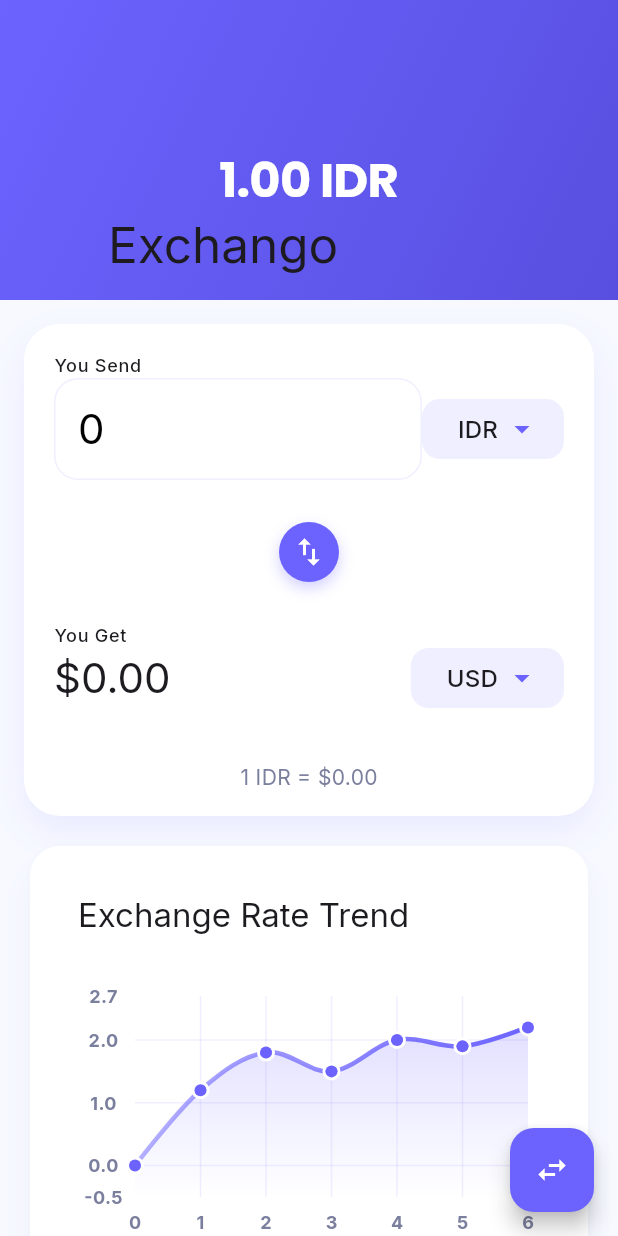
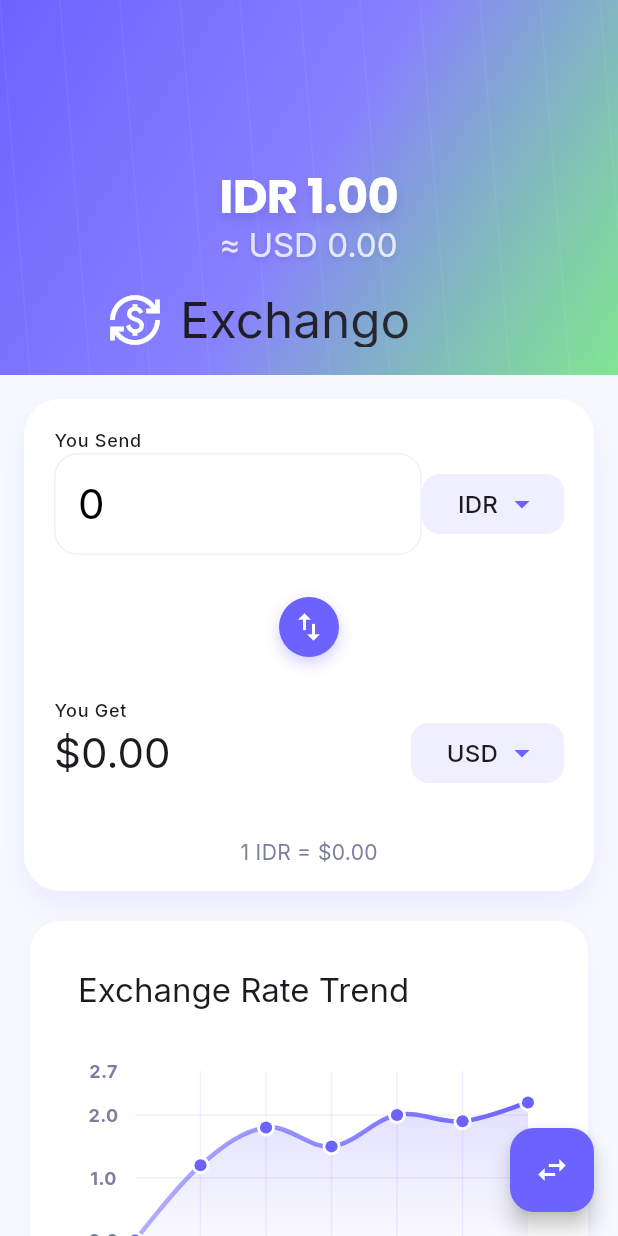
Before and after one commit to farelrasyah/Exchango, a Flutter app: the screen it shows after launch, on a phone screen of 412 x 824 dp. Run offline on Flutter 3.47's test engine with Material 3 defaults, Android fonts, the phone set to English and light mode, and no system bars; drawn by our look-alikes of fl_chart; our stand-ins replace animate_do, flutter_svg, google_fonts; network calls fail.

Commit message:
Enhance converter screen UI: increase header height, add animated currency icon, and implement background patterns for improved aesthetics

```diff
--- a/lib/features/screens/converterScreen.dart
+++ b/lib/features/screens/converterScreen.dart
@@ -84,35 +84,127 @@ class _ConverterScreenState extends State<ConverterScreen>
       body: CustomScrollView(
         slivers: [
           SliverAppBar(
-            expandedHeight: 200.0,
+            expandedHeight: 250.0,
             floating: false,
             pinned: true,
+            backgroundColor: Colors.transparent,
+            elevation: 0,
             flexibleSpace: FlexibleSpaceBar(
-              title: const Text('Exchango'),
-              background: Container(
+              title: Row(
+                mainAxisSize: MainAxisSize.min,
+                children: [
+                  TweenAnimationBuilder(
+                    duration: const Duration(seconds: 1),
+                    tween: Tween<double>(begin: 0, end: 1),
+                    builder: (context, double value, child) {
+                      return Transform.scale(
+                        scale: value,
+                        child: Icon(
+                          Icons.currency_exchange,
+                          color: Colors.white.withOpacity(value),
+                          size: 24,
+                        ),
+                      );
+                    },
+                  ),
+                  const SizedBox(width: 8),
+                  ShaderMask(
+                    shaderCallback: (bounds) => LinearGradient(
+                      colors: [
+                        Colors.white,
+                        Colors.white.withOpacity(0.9),
+                      ],
+                    ).createShader(bounds),
+                    child: const Text('Exchango'),
+                  ),
+                ],
+              ),
+              background: Stack(
+                children: [
+                  Container(
                     decoration: BoxDecoration(
-                  gradient: AppTheme.primaryGradient,
+                      gradient: LinearGradient(
+                        begin: Alignment.topLeft,
+                        end: Alignment.bottomRight,
+                        colors: [
+                          AppTheme.primaryColor,
+                          AppTheme.primaryColor.withOpacity(0.8),
+                          AppTheme.secondaryColor.withOpacity(0.6),
+                        ],
                       ),
-                child: Center(
+                    ),
+                  ),
+                  // Animated Background Patterns
+                  Positioned.fill(
+                    child: CustomPaint(
+                      painter: BackgroundPatternPainter(
+                        color: Colors.white.withOpacity(0.05),
+                      ),
+                    ),
+                  ),
+                  // Main Content
+                  Center(
                     child: FadeTransition(
                       opacity: _fadeAnimation,
                       child: Column(
                         mainAxisAlignment: MainAxisAlignment.center,
                         children: [
                           const SizedBox(height: 40),
+                          // Animated Amount Display
+                          TweenAnimationBuilder<double>(
+                            duration: const Duration(milliseconds: 500),
+                            tween: Tween(begin: 0.0, end: amount),
+                            builder: (context, value, child) {
+                              return Column(
+                                children: [
                                   Text(
-                          '${amount.toStringAsFixed(2)} $fromCurrency',
+                                    CurrencyFormatter.format(
+                                        value, fromCurrency),
                                     style: Theme.of(context)
                                         .textTheme
                                         .displayLarge
                                         ?.copyWith(
                                       color: Colors.white,
+                                      fontWeight: FontWeight.bold,
+                                      shadows: [
+                                        Shadow(
+                                          color: Colors.black.withOpacity(0.1),
+                                          offset: const Offset(0, 4),
+                                          blurRadius: 8,
                                         ),
+                                      ],
+                                    ),
+                                  ),
+                                  AnimatedSwitcher(
+                                    duration: const Duration(milliseconds: 300),
+                                    child: Text(
+                                      '≈ ${CurrencyFormatter.format(value * (rates[toCurrency] ?? 0), toCurrency)}',
+                                      key: ValueKey(toCurrency),
+                                      style: Theme.of(context)
+                                          .textTheme
+                                          .titleLarge
+                                          ?.copyWith(
+                                        color: Colors.white.withOpacity(0.8),
+                                        shadows: [
+                                          Shadow(
+                                            color:
+                                                Colors.black.withOpacity(0.1),
+                                            offset: const Offset(0, 2),
+                                            blurRadius: 4,
                                           ),
                                         ],
                                       ),
                                     ),
                                   ),
+                                ],
+                              );
+                            },
+                          ),
+                        ],
+                      ),
+                    ),
+                  ),
+                ],
               ),
             ),
           ),
@@ -224,3 +316,37 @@ class _ConverterScreenState extends State<ConverterScreen>
     );
   }
 }
+
+class BackgroundPatternPainter extends CustomPainter {
+  final Color color;
+
+  BackgroundPatternPainter({required this.color});
+
+  @override
+  void paint(Canvas canvas, Size size) {
+    final paint = Paint()
+      ..color = color
+      ..strokeWidth = 1.0
+      ..style = PaintingStyle.stroke;
+
+    const spacing = 20.0;
+    var x = 0.0;
+    while (x < size.width) {
+      canvas.drawLine(
+        Offset(x, 0),
+        Offset(x + spacing, size.height),
+        paint,
+      );
+      x += spacing * 2;
+    }
+  }
+
+  @override
+  bool shouldRepaint(BackgroundPatternPainter oldDelegate) => false;
+}
+
+class CurrencyFormatter {
+  static String format(double amount, String currencyCode) {
+    return '${currencyCode} ${amount.toStringAsFixed(2)}';
+  }
+}
```
Lines whose indentation alone changed are shown as unchanged.
